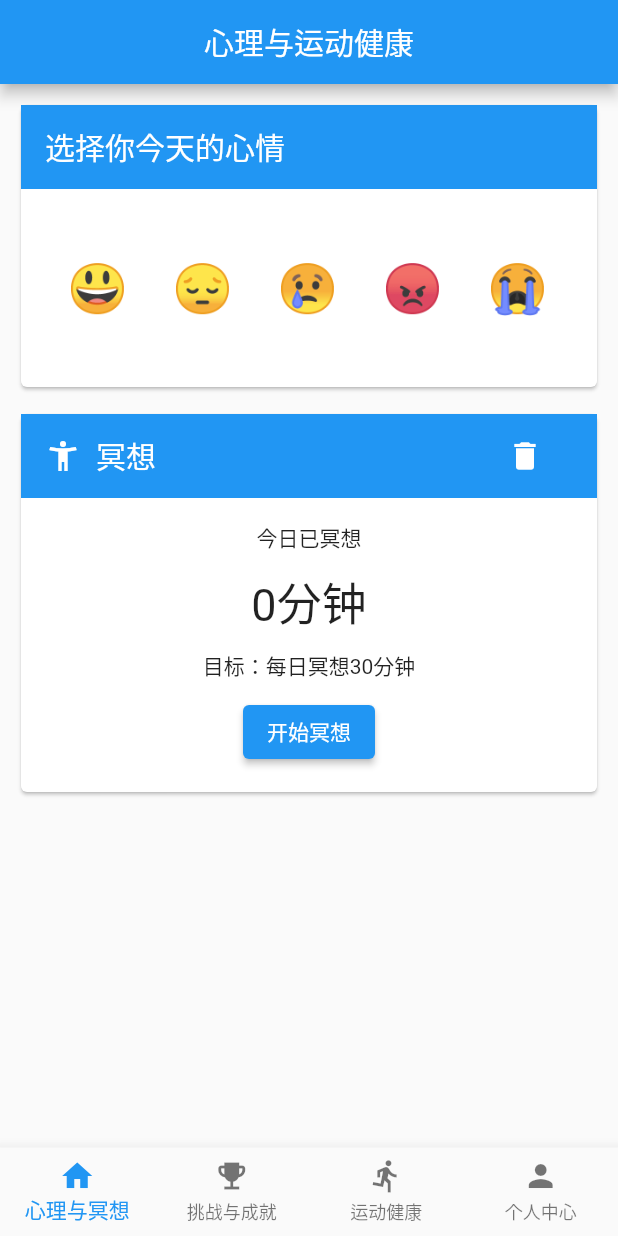
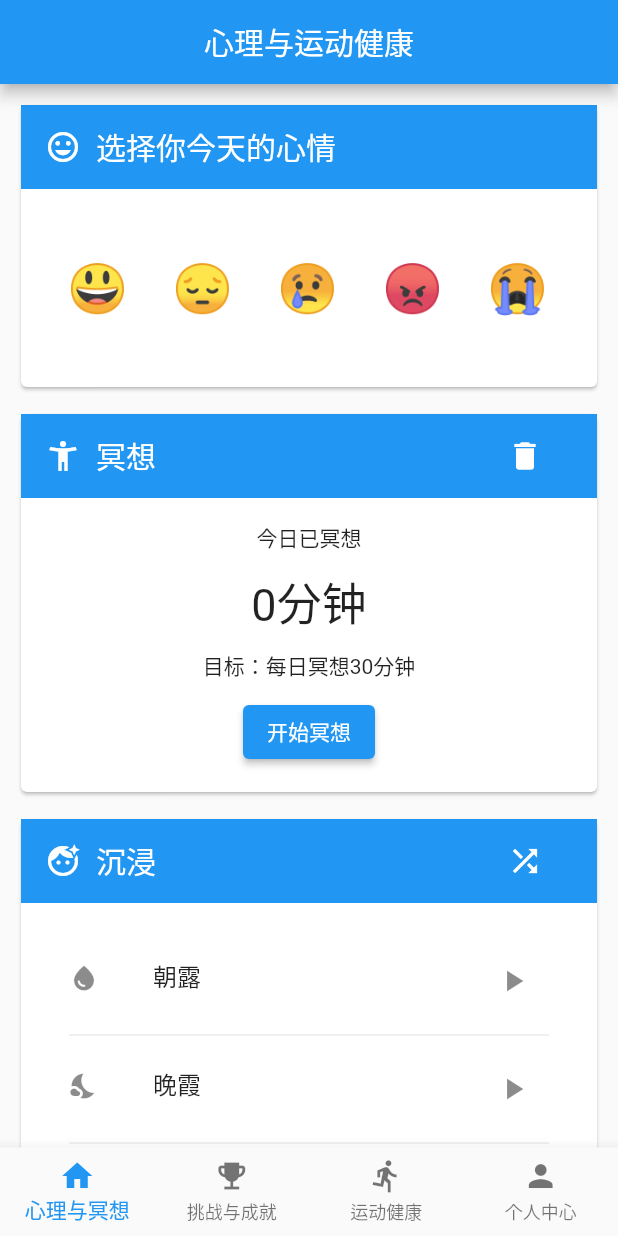
Before and after one commit to steven12138/MentalHealth, a Flutter app: the screen it shows after launch, on a phone screen of 412 x 824 dp. Run offline on Flutter 3.47's test engine with Material 2 defaults, Android fonts, the light colour scheme and no system bars; our stand-ins replace audioplayers, hive, hive_flutter, shared_preferences; accounts and stored records are empty.

Commit message:
finish mainpage

```diff
--- a/lib/components/emotion_card.dart
+++ b/lib/components/emotion_card.dart
@@ -3,12 +3,9 @@ import 'package:flutter/material.dart';
 import 'package:inner_peace/components/reg_card.dart';
 import 'package:shared_preferences/shared_preferences.dart';
 
-class Emotion {
-  String emoji;
-  int id;
+import '../data/emotion_dao.dart';
 
-  Emotion(this.emoji, this.id);
-}
+
 
 
 class EmotionCard extends StatefulWidget {
@@ -73,6 +70,9 @@ class _EmotionCardState extends State<EmotionCard> {
     });
     var pref = await SharedPreferences.getInstance();
     await pref.setInt(emoKey, emotion);
+
+
+
     setState(() {
       currentEmotion = emotion;
       emotionLoaded = true;
@@ -82,9 +82,15 @@ class _EmotionCardState extends State<EmotionCard> {
   @override
   Widget build(BuildContext context) {
     return RegCard(
-      title: !emotionLoaded || currentEmotion != null
-          ? const Text('每日心情')
-          : const Text('选择你今天的心情'),
+      title: Row(
+        children: [
+          Icon(Icons.mood),
+          SizedBox(width: 10),
+          !emotionLoaded || currentEmotion != null
+              ? const Text('每日心情')
+              : const Text('选择你今天的心情'),
+        ],
+      ),
       child: SizedBox(
         height: 100,
         child: AnimatedSwitcher(
--- /dev/null
+++ b/lib/components/music_card.dart
@@ -0,0 +1,152 @@
+import 'package:flutter/material.dart';
+import 'package:inner_peace/components/reg_card.dart';
+import 'package:audioplayers/audioplayers.dart';
+
+class MusicCard extends StatefulWidget {
+  const MusicCard({Key? key}) : super(key: key);
+
+  @override
+  State<MusicCard> createState() => _MusicCardState();
+}
+
+class _MusicCardState extends State<MusicCard> {
+  @override
+  Widget build(BuildContext context) {
+    return RegCard(
+      title: Row(
+        children: [
+          ...const [
+            Icon(Icons.face_retouching_natural_sharp),
+            SizedBox(width: 10),
+            Text("沉浸"),
+            Spacer(),
+          ],
+          ButtonBar(
+            children: [
+              IconButton(
+                onPressed: () {
+                  setState(() {});
+                },
+                icon: const Icon(Icons.shuffle),
+              )
+            ],
+          )
+        ],
+      ),
+      child: MusicCardBody(),
+    );
+  }
+}
+
+class Music {
+  final String name;
+  final String assetPath;
+  final IconData icon;
+
+  Music({required this.name, required this.assetPath, required this.icon});
+}
+
+class MusicCardBody extends StatefulWidget {
+  const MusicCardBody({super.key});
+
+  @override
+  State<MusicCardBody> createState() => _MusicCardBodyState();
+}
+
+class _MusicCardBodyState extends State<MusicCardBody> {
+  final _player = AudioPlayer();
+
+  final List<Music> musicList = [
+    Music(name: '朝露', assetPath: 'audio/2.mp3', icon: Icons.water_drop_rounded),
+    Music(name: '晨曦', assetPath: 'audio/3.mp3', icon: Icons.sunny),
+    Music(name: '晚霞', assetPath: 'audio/4.mp3', icon: Icons.nights_stay),
+    // Add more songs as needed
+  ];
+
+  List<bool> isPlay = List<bool>.generate(3, (index) => false);
+
+  @override
+  void initState() {
+    super.initState();
+    _player.onPlayerStateChanged.listen((event) {
+      if (event == AudioEventType.complete) {
+        setState(() {
+          isPlay = List<bool>.generate(3, (index) => false);
+          isStop = true;
+        });
+      }
+    });
+  }
+
+  bool isStop = false;
+
+  @override
+  Widget build(BuildContext context) {
+    //only shuffle for no music playing
+    if (isPlay.where((element) => element).isEmpty && !isStop) {
+      musicList.shuffle();
+    } else {
+      isStop = false;
+    }
+
+    return AnimatedContainer(
+      duration: const Duration(milliseconds: 300),
+      child: Column(
+        children: List<Widget>.generate(musicList.length * 2 - 1, (index) {
+          if (index.isOdd) {
+            return Divider(indent: 16, endIndent: 16, height: 0);
+          } else {
+            final musicIndex = index ~/ 2;
+            Music music = musicList[musicIndex];
+            return Padding(
+              padding: const EdgeInsets.symmetric(vertical: 8),
+              child: ListTile(
+                contentPadding: const EdgeInsets.symmetric(horizontal: 16),
+                leading: Padding(
+                  padding: const EdgeInsets.only(right: 16),
+                  child: Icon(music.icon, size: 20),
+                ),
+                title: Padding(
+                  padding: const EdgeInsets.only(right: 16),
+                  child: Text(
+                    music.name,
+                    style: TextStyle(
+                      fontSize: 16,
+                      height: 0.8,
+                    ),
+                  ),
+                ),
+                trailing: isPlay[musicIndex]
+                    ? IconButton(
+                        icon: Icon(Icons.stop),
+                        onPressed: () {
+                          // Pause music logic
+                          _player.stop();
+                          isPlay[musicIndex] = false;
+                          setState(() {
+                            isStop = true;
+                          });
+                        },
+                      )
+                    : IconButton(
+                        icon: Icon(Icons.play_arrow),
+                        onPressed: () {
+                          // Play music logic
+                          playMusic(music.assetPath);
+                          isPlay[musicIndex] = true;
+                          setState(() {
+                          });
+                        },
+                      ),
+              ),
+            );
+          }
+        }),
+      ),
+    );
+  }
+
+  void playMusic(String assetPath) async {
+    await _player.play(AssetSource(assetPath));
+  }
+}
--- a/lib/pages/emotional_page.dart
+++ b/lib/pages/emotional_page.dart
@@ -5,6 +5,7 @@ import 'package:provider/provider.dart';
 
 import '../components/emotion_card.dart';
 import '../components/meditation_card.dart';
+import '../components/music_card.dart';
 
 class EmotionalPage extends StatefulWidget {
   const EmotionalPage({Key? key}) : super(key: key);
@@ -35,6 +36,8 @@ class _EmotionalPageState extends State<EmotionalPage> {
               EmotionCard(),
               const SizedBox(height: 10),
               const MeditationCard(),
+              const SizedBox(height: 10),
+              const MusicCard(),
             ],
           ),
         ),
--- a/lib/pages/main_page.dart
+++ b/lib/pages/main_page.dart
@@ -1,4 +1,5 @@
 import 'package:flutter/material.dart';
+import 'package:inner_peace/components/emotion_calendar.dart';
 import 'package:inner_peace/pages/emotional_page.dart';
 import 'package:inner_peace/pages/personal_page.dart';
 import 'package:inner_peace/utils/configurations.dart';
@@ -28,8 +29,13 @@ class _MainPageState extends State<MainPage> {
 
   final List<PageWithDesc> _pages = [
     PageWithDesc(const EmotionalPage(), "心理与冥想", Icons.home),
-    PageWithDesc(PlaceholderWidget(color: Colors.blue), "挑战与成就", Icons.emoji_events),
-    PageWithDesc(PlaceholderWidget(color: Colors.yellow), "运动健康", Icons.directions_run),
+    PageWithDesc(
+        Placeholder(
+          color: Colors.blue,
+        ), "挑战与成就",
+        Icons.emoji_events),
+    PageWithDesc(const PlaceholderWidget(color: Colors.yellow), "运动健康",
+        Icons.directions_run),
     PageWithDesc(PersonalPage(), "个人中心", Icons.person),
   ];
 
```
Also changed, not shown: lib/data/emotion.dart (added, +15 -0 lines), lib/data/emotion_dao.dart (added, +51 -0 lines), lib/main.dart (+9 -2 lines), pubspec.yaml (+15 -35 lines), lib/components/emotion_calendar.dart (added), lib/data/emotion.g.dart (added), pubspec.lock, 5 other files.
